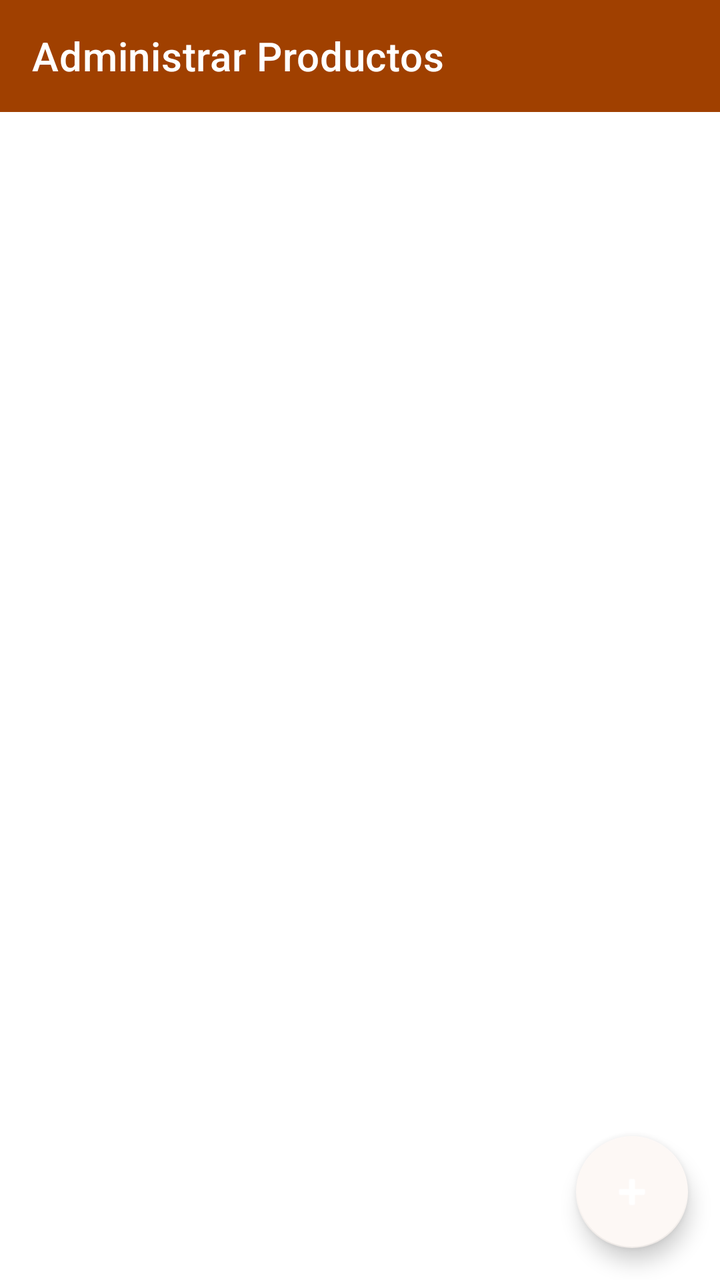
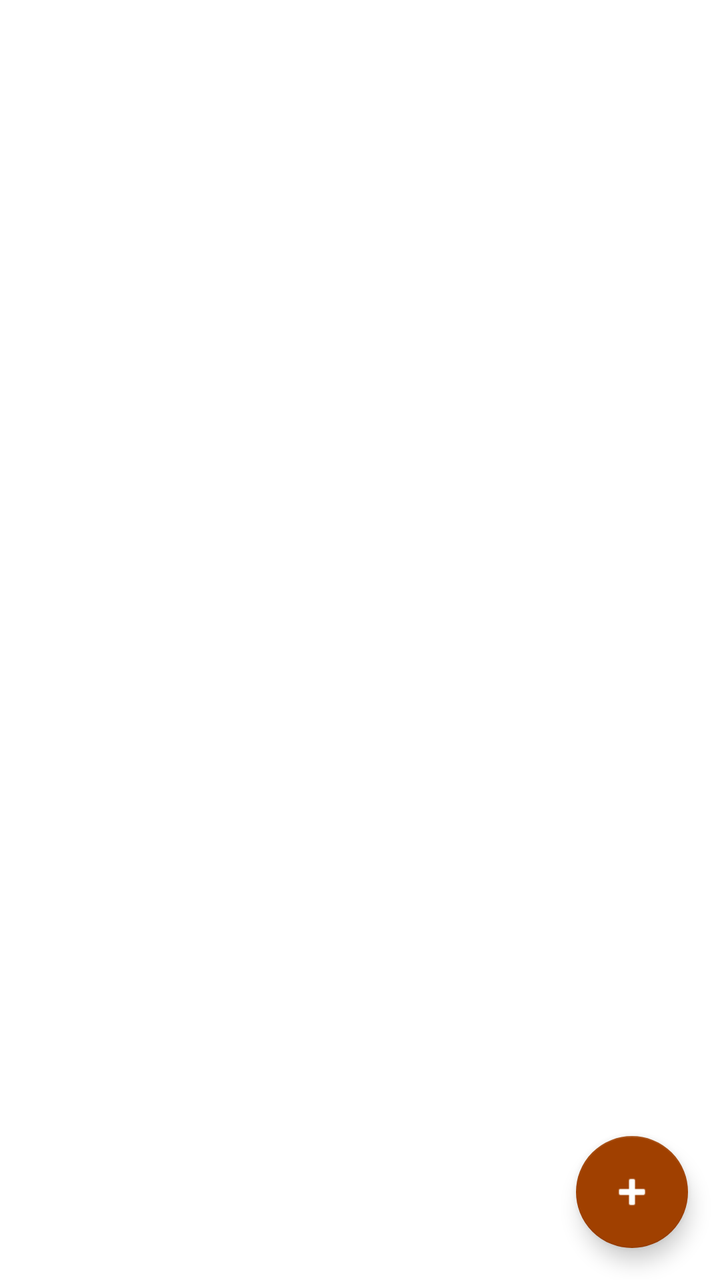

Before-and-after screenshots of an Android layout around one commit, followed by the original layout XML and the change that was made.
<!-- AndroidManifest.xml: application theme Theme.Sistema_Restaurante -->
<!-- res/layout/activity_product_list.xml -->
<?xml version="1.0" encoding="utf-8"?>
<androidx.coordinatorlayout.widget.CoordinatorLayout xmlns:android="http://schemas.android.com/apk/res/android"
    xmlns:app="http://schemas.android.com/apk/res-auto"
    android:layout_width="match_parent"
    android:layout_height="match_parent">

    <LinearLayout
        android:layout_width="match_parent"
        android:layout_height="match_parent"
        android:orientation="vertical">

        <androidx.appcompat.widget.Toolbar
            android:id="@+id/toolbarProducts"
            android:layout_width="match_parent"
            android:layout_height="?attr/actionBarSize"
            android:background="?attr/colorPrimary"
            app:title="Administrar Productos"
            app:titleTextColor="@android:color/white" />

        <androidx.recyclerview.widget.RecyclerView
            android:id="@+id/rvProductsManage"
            android:layout_width="match_parent"
            android:layout_height="match_parent"
            android:padding="8dp" />
    </LinearLayout>

    <com.google.android.material.floatingactionbutton.FloatingActionButton
        android:id="@+id/fabAddProduct"
        android:layout_width="wrap_content"
        android:layout_height="wrap_content"
        android:layout_gravity="bottom|end"
        android:layout_margin="16dp"
        android:src="@android:drawable/ic_input_add"
        app:tint="@android:color/white" />

</androidx.coordinatorlayout.widget.CoordinatorLayout>
<!-- resources referenced by this layout -->
<resources>
  <style name="Theme.Sistema_Restaurante" parent="Theme.MaterialComponents.Light.NoActionBar">
          
          <item name="colorPrimary">#A04000</item>
          <item name="colorPrimaryVariant">#7E3200</item>
          <item name="colorOnPrimary">@color/white</item>
          
          <item name="colorSecondary">#FDF8F5</item>
          <item name="colorSecondaryVariant">#F5EBE0</item>
          <item name="colorOnSecondary">@color/black</item>
          
          <item name="android:statusBarColor">#FDF8F5</item>
          <item name="android:windowLightStatusBar">true</item>
          
      </style>
  <color name="white">#FFFFFFFF</color>
  <color name="black">#FF000000</color>
</resources>

<!-- the commit's change to res/layout/activity_product_list.xml (unified diff, before → after) -->
@@ -4,25 +4,11 @@
     android:layout_width="match_parent"
     android:layout_height="match_parent">
 
-    <LinearLayout
+    <androidx.recyclerview.widget.RecyclerView
+        android:id="@+id/rvProductsManage"
         android:layout_width="match_parent"
         android:layout_height="match_parent"
-        android:orientation="vertical">
-
-        <androidx.appcompat.widget.Toolbar
-            android:id="@+id/toolbarProducts"
-            android:layout_width="match_parent"
-            android:layout_height="?attr/actionBarSize"
-            android:background="?attr/colorPrimary"
-            app:title="Administrar Productos"
-            app:titleTextColor="@android:color/white" />
-
-        <androidx.recyclerview.widget.RecyclerView
-            android:id="@+id/rvProductsManage"
-            android:layout_width="match_parent"
-            android:layout_height="match_parent"
-            android:padding="8dp" />
-    </LinearLayout>
+        android:padding="8dp" />
 
     <com.google.android.material.floatingactionbutton.FloatingActionButton
         android:id="@+id/fabAddProduct"
@@ -31,6 +17,8 @@
         android:layout_gravity="bottom|end"
         android:layout_margin="16dp"
         android:src="@android:drawable/ic_input_add"
-        app:tint="@android:color/white" />
+        android:contentDescription="Agregar Producto"
+        app:tint="@android:color/white"
+        app:backgroundTint="?attr/colorPrimary" />
 
 </androidx.coordinatorlayout.widget.CoordinatorLayout>
